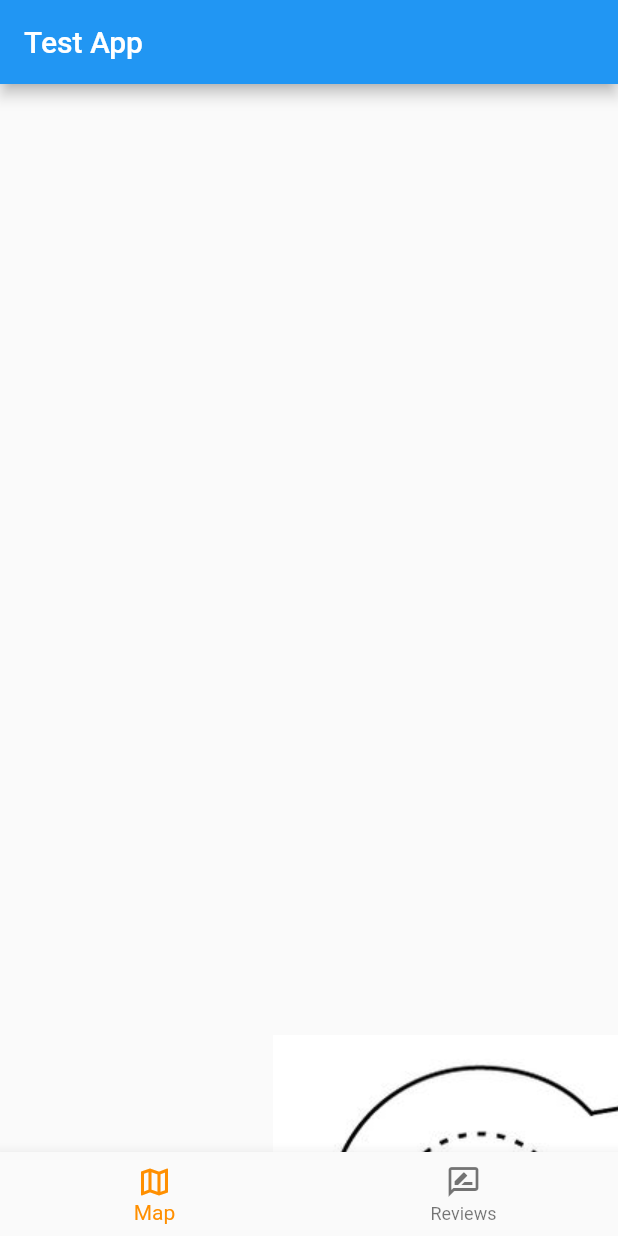
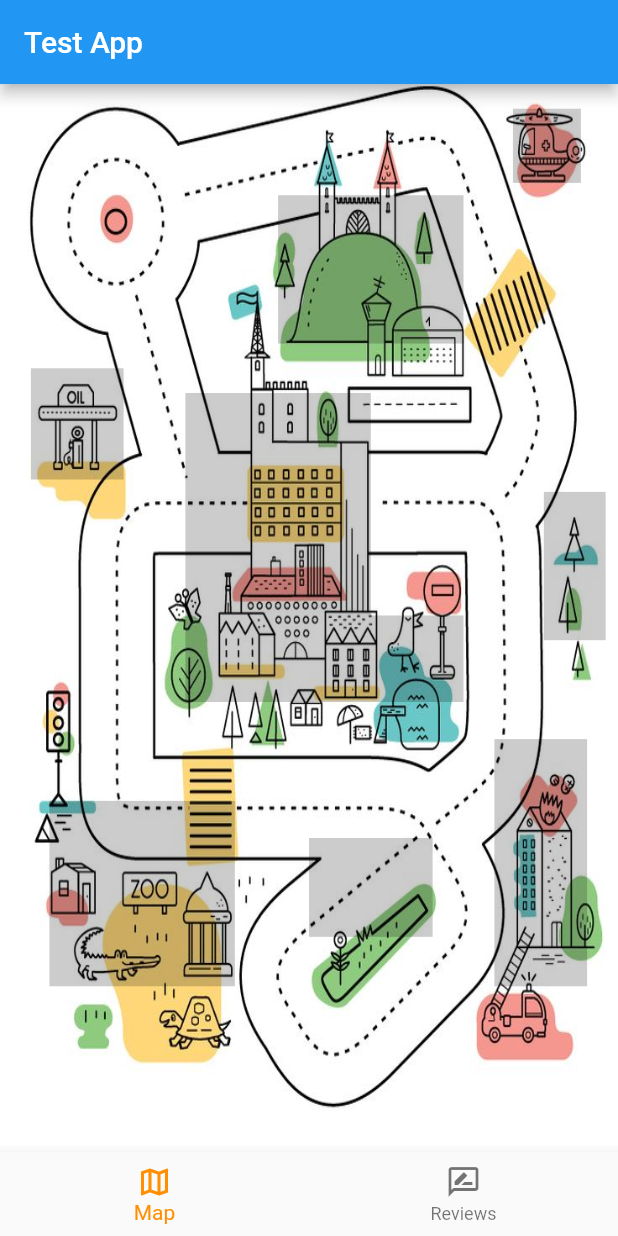
Before and after one commit to NoelieChristyCatolin/istack_test_app, a Flutter app: the screen it shows after launch, on a phone screen of 412 x 824 dp. Run offline on Flutter 3.47's test engine with Material 2 defaults, Android fonts, the light colour scheme and no system bars; our stand-ins replace cloud_firestore, firebase_core, flutter_rating_bar, hive, hive_flutter; accounts and stored records are empty; generated files the repository leaves out were written again.

Commit message:
feat: clickable map

```diff
--- a/lib/features/event_map/map_screen.dart
+++ b/lib/features/event_map/map_screen.dart
@@ -1,4 +1,5 @@
 import 'package:flutter/material.dart';
+import 'package:test_app/features/event_map/marker.dart';
 
 class MapScreen extends StatefulWidget {
   const MapScreen({Key? key}) : super(key: key);
@@ -8,36 +9,43 @@ class MapScreen extends StatefulWidget {
 }
 
 class _MapScreenState extends State<MapScreen> {
+
   @override
   Widget build(BuildContext context) {
-    // return Center(
-    //   child: InteractiveViewer(
-    //     minScale: 0.1,
-    //     maxScale: 5.6,
-    //     child: Container(
-    //       child: Image.asset('assets/map.jpeg',fit: BoxFit.cover,),
-    //     ),
-    //   ),
-    // );
-    return  Center(
-      child: InteractiveViewer(
-        boundaryMargin: const EdgeInsets.all(20.0),
-        constrained: false,
-        minScale: 0.1,
-        maxScale: 5.6,
-        child: Container(
-          height: 2200,
-          width: 1100,
-          decoration: const BoxDecoration(
-            image: DecorationImage(image: AssetImage('assets/map.jpeg',))
-            // gradient: LinearGradient(
-            //   begin: Alignment.topCenter,
-            //   end: Alignment.bottomCenter,
-            //   colors: <Color>[Colors.orange, Colors.red],
-            //   stops: <double>[0.0, 4.0],
-            // ),
+    var width = MediaQuery.of(context).size.width;
+    var height = MediaQuery.of(context).size.height;
+
+    return  InteractiveViewer(
+      minScale: 0.1,
+      maxScale: 5.6,
+      child: Stack(
+        children: [
+          Container(
+            height: height,
+            width:  width,
+            decoration: const BoxDecoration(
+              image: DecorationImage(image: AssetImage('assets/map.jpeg', ),fit: BoxFit.fill)
+            ),
           ),
-        ),
+          //helicopter
+          Marker(positionLeft: .83, positionTop: .02,height: .06,width: .11,),
+          //construction ongoing
+          Marker(positionLeft: .8, positionTop: .53,height: .2,width: .15,),
+          //zoo
+          Marker(positionLeft: .08, positionTop: .58,height: .15,width: .3,),
+          //gas Station
+          Marker(positionLeft: .05, positionTop: .23,height: .09,width: .15,),
+          //castle
+          Marker(positionLeft: .45, positionTop: .09,height: .12,width: .3,),
+          //pond
+          Marker(positionLeft: .6, positionTop: .43,height: .07,width: .15,),
+          //central park
+          Marker(positionLeft: .3, positionTop: .25,height: .25,width: .3,),
+          //forest
+          Marker(positionLeft: .88, positionTop: .33,height: .12,width: .1,),
+          //garden
+          Marker(positionLeft: .5, positionTop: .61,height: .08,width: .2,),
+        ],
       ),
     );
   }
--- /dev/null
+++ b/lib/features/event_map/marker.dart
@@ -0,0 +1,61 @@
+import 'package:flutter/material.dart';
+
+class Marker extends StatelessWidget {
+  Marker({this.positionLeft = 0, this.positionTop = 0, this.width = 0, this.height =0});
+  double positionLeft;
+  double positionTop;
+  double width;
+  double height;
+
+  @override
+  Widget build(BuildContext context) {
+    var mediaWidth = MediaQuery.of(context).size.width;
+    var mediaHeight = MediaQuery.of(context).size.height;
+    return   Positioned(
+      left: mediaWidth * positionLeft,
+      top:  mediaHeight * positionTop,
+      child: GestureDetector(
+        onTap: (){
+          showDialog(context: context, builder: (modalContext)=> Dialog(
+            child: Padding(
+              padding: const EdgeInsets.all(8.0),
+              child: Column(
+                mainAxisSize: MainAxisSize.min,
+                  children: [
+                    Text('Central Park', style: TextStyle(fontWeight: FontWeight.bold, fontSize: 18),),
+                    Divider(),
+                    Text('Go and feel the thrill of the worlds best park!', textAlign: TextAlign.center, style: TextStyle(color: Colors.blueGrey,),),
+                    Align(
+                      alignment: Alignment.centerLeft,
+                      child: RichText(
+                          text: TextSpan(
+                              style: TextStyle(color: Colors.black45),
+                              children: [TextSpan(text: 'Time: ', style: TextStyle(fontWeight: FontWeight.bold),),
+                            TextSpan(text: '8:00 AM - 6:00 PM'),]
+                          )
+                      ),
+                    ),
+                    Align(
+                      alignment: Alignment.centerLeft,
+                      child: RichText(
+                          text: TextSpan(
+                              style: TextStyle(color: Colors.black45),
+                              children: [TextSpan(text: 'Fee: ', style: TextStyle(fontWeight: FontWeight.bold),),
+                            TextSpan(text: '100 php'),]
+                          )
+                      ),
+                    ),
+                  ]
+              ),
+            ),
+          ));
+        },
+        child: Container(
+            height: mediaHeight * height,
+            width: mediaWidth * width,
+            color: Colors.black.withOpacity(0.2),
+        ),
+      ),
+    );
+  }
+}
```
